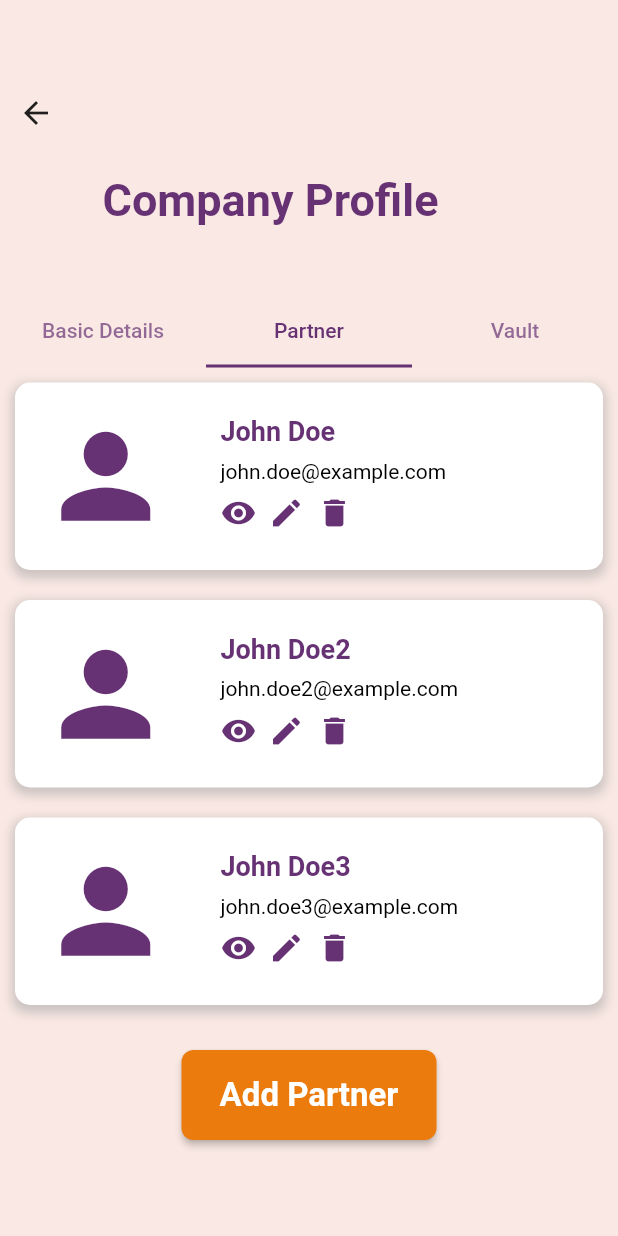
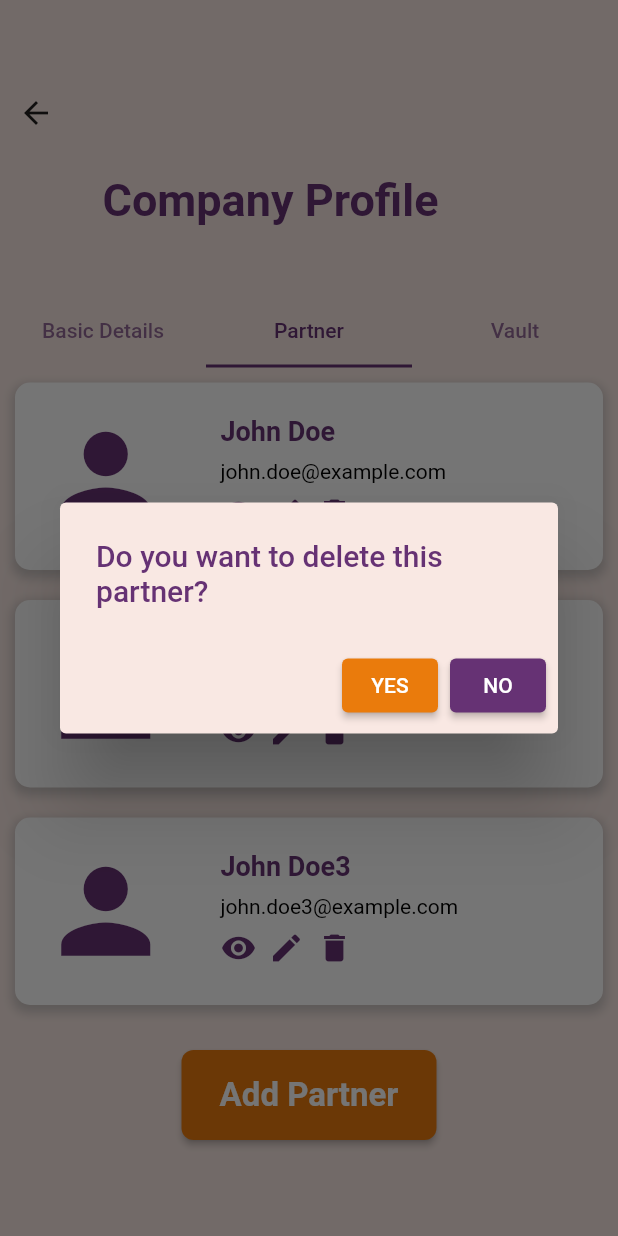
Before and after one commit to Aditya1101999/accountsntax_app, a Flutter app: the CompanyProfilePage screen opened by its route, tab 2 chosen, after a tap on the "delete" icon, on a phone screen of 412 x 824 dp. Run offline on Flutter 3.47's test engine with Material 2 defaults, Android fonts, the light colour scheme and no system bars; our stand-ins replace carousel_slider.

Commit message:
delete pop-up added

```diff
--- a/lib/screens/company_profile_screen.dart
+++ b/lib/screens/company_profile_screen.dart
@@ -668,12 +668,56 @@
                                       const SizedBox(width: 8),
                                       GestureDetector(
   onTap: () {
-                                          setState(() {
-                                            // Remove container 1 from the list
-                                          });
+    showDialog(
+      context: context,
+      builder: (BuildContext context) {
+        return AlertDialog(
+          backgroundColor: const Color(0xFFF9E8E3),
+          title: const Text(
+            'Do you want to delete this partner?',
+            style: TextStyle(
+              color: Color(0xFF663274),
+            ),
+          ),
+          actions: [
+            ElevatedButton(
+              style: ElevatedButton.styleFrom(
+                backgroundColor: const Color(0xFFEA7B0C),
+              ),
+              onPressed: () {
+                // TODO: Implement logic to delete the partner
+                Navigator.pop(context);
+                ScaffoldMessenger.of(context).showSnackBar(
+                  const SnackBar(content: Text('Partner Deleted')),
+                );
               },
-                                        child: const Icon(Icons.delete,
-                                            color: Color(0xFF663274)),
+              child: const Text(
+                'YES',
+                style: TextStyle(
+                  color: Colors.white,
+                ),
+              ),
+            ),
+            ElevatedButton(
+              onPressed: () {
+                Navigator.pop(context);
+              } ,
+              child: const Text(
+                'NO',
+                style: TextStyle(
+                  color: Colors.white,
+                ),
+              ),
+            ),
+          ],
+        );
+      },
+    );
+  },
+  child: const Icon(
+    Icons.delete,
+    color: Color(0xFF663274),
+  ),
 ),
                                     ],
                                   ),
@@ -758,12 +802,56 @@
                                       const SizedBox(width: 8),
                                       GestureDetector(
   onTap: () {
-                                          setState(() {
-                                            // Remove container 2 from the list
-                                          });
+    showDialog(
+      context: context,
+      builder: (BuildContext context) {
+        return AlertDialog(
+          backgroundColor: const Color(0xFFF9E8E3),
+          title: const Text(
+            'Do you want to delete this partner?',
+            style: TextStyle(
+              color: Color(0xFF663274),
+            ),
+          ),
+          actions: [
+            ElevatedButton(
+              style: ElevatedButton.styleFrom(
+                backgroundColor: const Color(0xFFEA7B0C),
+              ),
+              onPressed: () {
+                // TODO: Implement logic to delete the partner
+                Navigator.pop(context);
+                ScaffoldMessenger.of(context).showSnackBar(
+                  const SnackBar(content: Text('Partner Deleted')),
+                );
               },
-                                        child: const Icon(Icons.delete,
-                                            color: Color(0xFF663274)),
+              child: const Text(
+                'YES',
+                style: TextStyle(
+                  color: Colors.white,
+                ),
+              ),
+            ),
+            ElevatedButton(
+              onPressed: () {
+                Navigator.pop(context);
+              } ,
+              child: const Text(
+                'NO',
+                style: TextStyle(
+                  color: Colors.white,
+                ),
+              ),
+            ),
+          ],
+        );
+      },
+    );
+  },
+  child: const Icon(
+    Icons.delete,
+    color: Color(0xFF663274),
+  ),
 ),
                                     ],
                                   ),
@@ -848,13 +936,58 @@
                                       const SizedBox(width: 8),
                                       GestureDetector(
   onTap: () {
-                                          setState(() {
-                                            // Remove container 3 from the list
-                                          });
+    showDialog(
+      context: context,
+      builder: (BuildContext context) {
+        return AlertDialog(
+          backgroundColor: const Color(0xFFF9E8E3),
+          title: const Text(
+            'Do you want to delete this partner?',
+            style: TextStyle(
+              color: Color(0xFF663274),
+            ),
+          ),
+          actions: [
+            ElevatedButton(
+              style: ElevatedButton.styleFrom(
+                backgroundColor: const Color(0xFFEA7B0C),
+              ),
+              onPressed: () {
+                // TODO: Implement logic to delete the partner
+                Navigator.pop(context);
+                ScaffoldMessenger.of(context).showSnackBar(
+                  const SnackBar(content: Text('Partner Deleted')),
+                );
               },
-                                        child: const Icon(Icons.delete,
-                                            color: Color(0xFF663274)),
+              child: const Text(
+                'YES',
+                style: TextStyle(
+                  color: Colors.white,
                 ),
+              ),
+            ),
+            ElevatedButton(
+              onPressed: () {
+                Navigator.pop(context);
+              } ,
+              child: const Text(
+                'NO',
+                style: TextStyle(
+                  color: Colors.white,
+                ),
+              ),
+            ),
+          ],
+        );
+      },
+    );
+  },
+  child: const Icon(
+    Icons.delete,
+    color: Color(0xFF663274),
+  ),
+),
+
                                     ],
                                   ),
                                 ],
```
Lines whose indentation alone changed are shown as unchanged.
